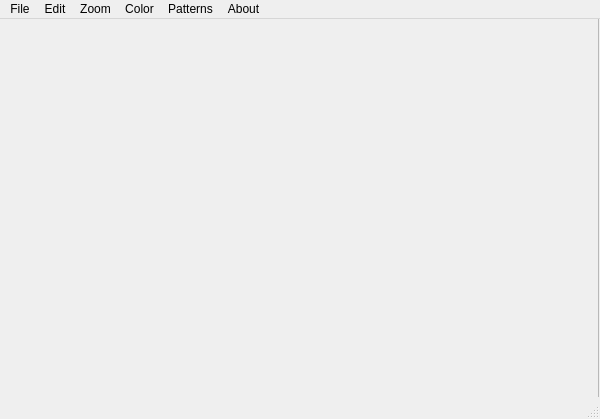
SabrePenguin/IGP, file src/app/mainwindow.ui: the form before one commit.
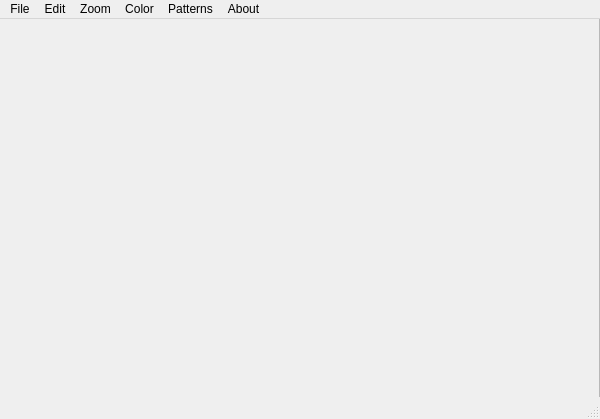
The form after the commit.

Commit message: Finished cleaning up constructor

What changed in the file:
```diff
--- a/src/app/mainwindow.ui
+++ b/src/app/mainwindow.ui
@@ -14,31 +14,34 @@
    <string>MainWindow</string>
   </property>
   <widget class="QWidget" name="centralwidget">
-   <widget class="QScrollArea" name="scrollArea">
+   <widget class="QWidget" name="verticalLayoutWidget">
     <property name="geometry">
      <rect>
       <x>-1</x>
-      <y>-4</y>
-      <width>600</width>
-      <height>400</height>
+      <y>-1</y>
+      <width>601</width>
+      <height>391</height>
      </rect>
     </property>
+    <layout class="QVBoxLayout" name="layout">
+     <item>
+      <widget class="QScrollArea" name="scrollArea">
     <property name="widgetResizable">
      <bool>true</bool>
     </property>
-    <property name="alignment">
-     <set>Qt::AlignCenter</set>
-    </property>
     <widget class="QWidget" name="scrollAreaWidgetContents">
      <property name="geometry">
       <rect>
        <x>0</x>
        <y>0</y>
-       <width>598</width>
-       <height>398</height>
+          <width>597</width>
+          <height>387</height>
       </rect>
      </property>
     </widget>
+      </widget>
+     </item>
+    </layout>
    </widget>
   </widget>
   <widget class="QMenuBar" name="menubar">
```
Lines whose indentation alone changed are shown as unchanged. The commit also changes 1 other file.
